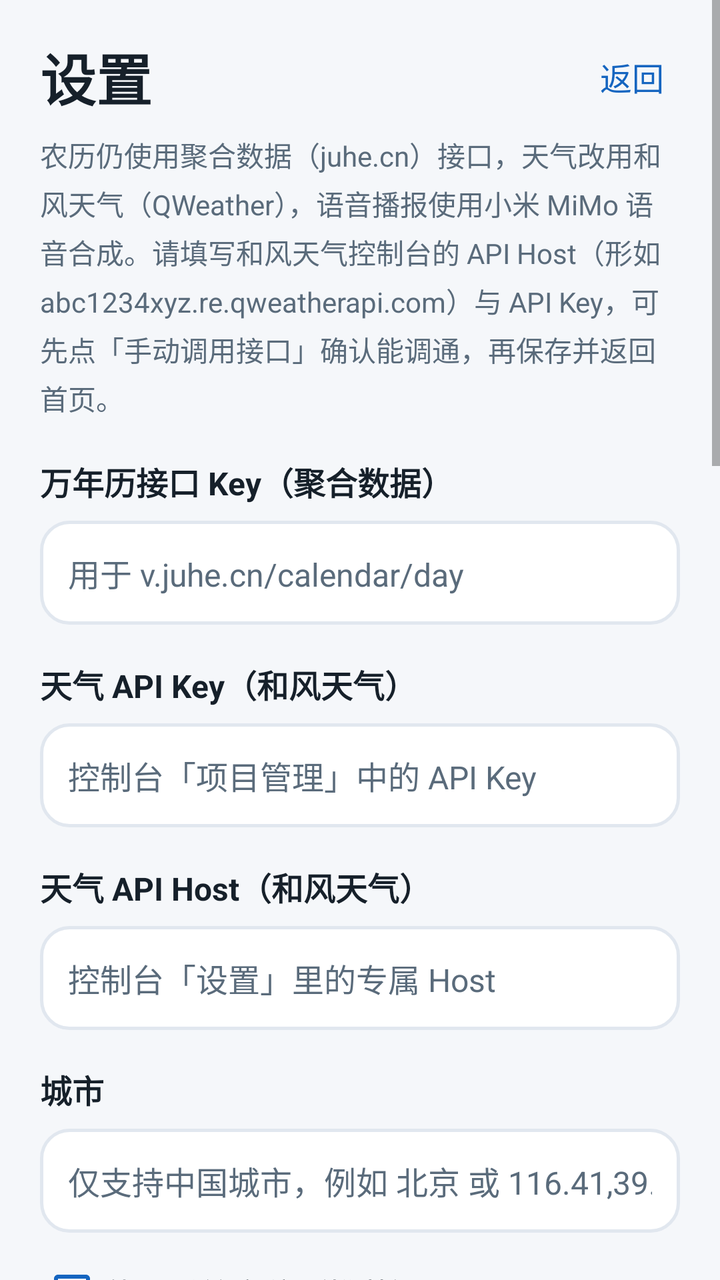
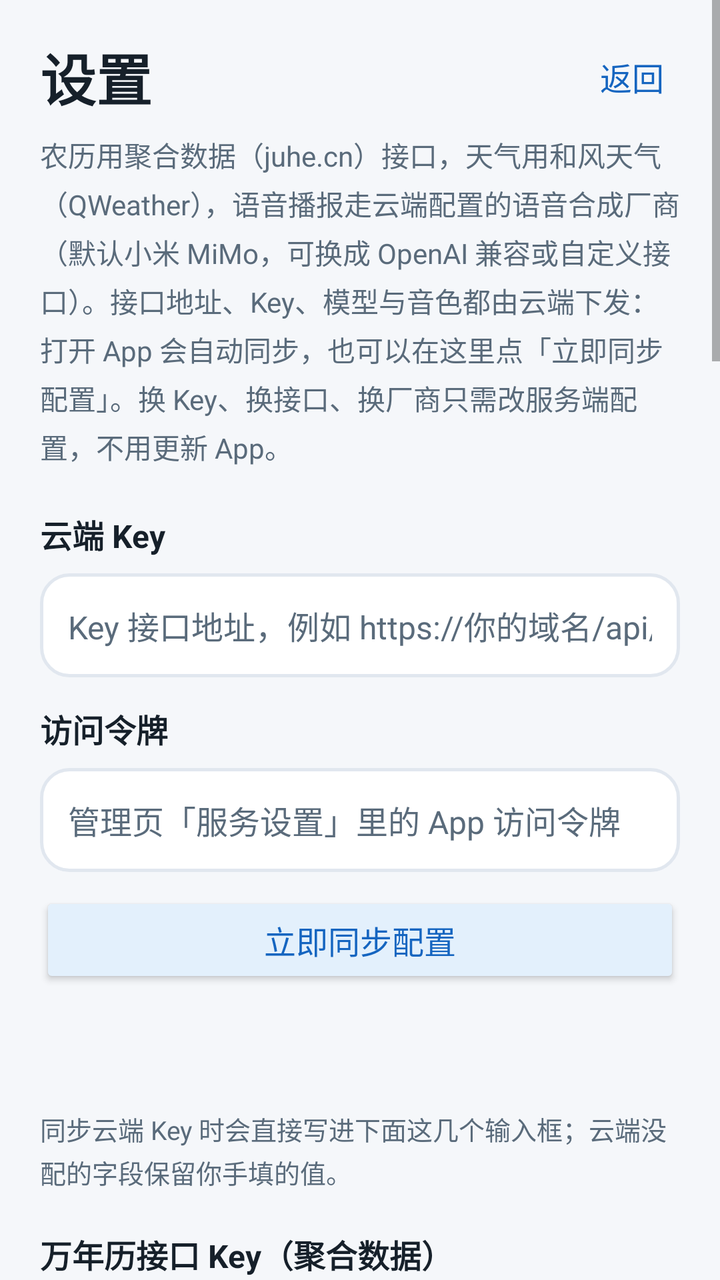

Two renders of the same Android screen: before a commit and after it. Below are the layout's source before the change and the commit's diff.
<!-- AndroidManifest.xml: application theme AppTheme -->
<!-- res/layout/activity_settings.xml -->
<?xml version="1.0" encoding="utf-8"?>
<ScrollView xmlns:android="http://schemas.android.com/apk/res/android"
    android:id="@+id/settingsScroll"
    android:layout_width="match_parent"
    android:layout_height="match_parent"
    android:background="@color/bg"
    android:fillViewport="true">

    <LinearLayout
        android:layout_width="match_parent"
        android:layout_height="wrap_content"
        android:orientation="vertical"
        android:paddingStart="20dp"
        android:paddingTop="18dp"
        android:paddingEnd="20dp"
        android:paddingBottom="24dp">

        <LinearLayout
            android:layout_width="match_parent"
            android:layout_height="wrap_content"
            android:gravity="center_vertical"
            android:orientation="horizontal">

            <TextView
                android:layout_width="wrap_content"
                android:layout_height="wrap_content"
                android:fontFamily="sans-serif-medium"
                android:text="@string/settings_title"
                android:textColor="@color/text_primary"
                android:textSize="28sp"
                android:textStyle="bold" />

            <Space
                android:layout_width="0dp"
                android:layout_height="1dp"
                android:layout_weight="1" />

            <TextView
                android:id="@+id/btnBack"
                android:layout_width="wrap_content"
                android:layout_height="wrap_content"
                android:clickable="true"
                android:focusable="true"
                android:padding="8dp"
                android:text="@string/settings_back"
                android:textColor="@color/accent"
                android:textSize="16sp" />
        </LinearLayout>

        <TextView
            android:layout_width="match_parent"
            android:layout_height="wrap_content"
            android:layout_marginTop="8dp"
            android:lineSpacingExtra="4dp"
            android:text="@string/settings_intro"
            android:textColor="@color/text_secondary"
            android:textSize="14sp" />

        <TextView
            android:layout_width="match_parent"
            android:layout_height="wrap_content"
            android:layout_marginTop="20dp"
            android:text="@string/calendar_key_label"
            android:textColor="@color/text_primary"
            android:textSize="16sp"
            android:textStyle="bold" />

        <EditText
            android:id="@+id/etCalendarKey"
            android:layout_width="match_parent"
            android:layout_height="52dp"
            android:layout_marginTop="8dp"
            android:background="@drawable/bg_input"
            android:hint="@string/calendar_key_hint"
            android:importantForAutofill="no"
            android:inputType="text"
            android:maxLines="1"
            android:paddingStart="14dp"
            android:paddingEnd="14dp"
            android:singleLine="true"
            android:textColor="@color/text_primary"
            android:textColorHint="@color/text_secondary"
            android:textSize="16sp" />

        <TextView
            android:layout_width="match_parent"
            android:layout_height="wrap_content"
            android:layout_marginTop="18dp"
            android:text="@string/weather_key_label"
            android:textColor="@color/text_primary"
            android:textSize="16sp"
            android:textStyle="bold" />

        <EditText
            android:id="@+id/etWeatherKey"
            android:layout_width="match_parent"
            android:layout_height="52dp"
            android:layout_marginTop="8dp"
            android:background="@drawable/bg_input"
            android:hint="@string/weather_key_hint"
            android:importantForAutofill="no"
            android:inputType="text"
            android:maxLines="1"
            android:paddingStart="14dp"
            android:paddingEnd="14dp"
            android:singleLine="true"
            android:textColor="@color/text_primary"
            android:textColorHint="@color/text_secondary"
            android:textSize="16sp" />

        <TextView
            android:layout_width="match_parent"
            android:layout_height="wrap_content"
            android:layout_marginTop="18dp"
            android:text="@string/weather_host_label"
            android:textColor="@color/text_primary"
            android:textSize="16sp"
            android:textStyle="bold" />

        <EditText
            android:id="@+id/etWeatherHost"
            android:layout_width="match_parent"
            android:layout_height="52dp"
            android:layout_marginTop="8dp"
            android:background="@drawable/bg_input"
            android:hint="@string/weather_host_hint"
            android:importantForAutofill="no"
            android:inputType="textUri"
            android:maxLines="1"
            android:paddingStart="14dp"
            android:paddingEnd="14dp"
            android:singleLine="true"
            android:textColor="@color/text_primary"
            android:textColorHint="@color/text_secondary"
            android:textSize="16sp" />

        <TextView
            android:layout_width="match_parent"
            android:layout_height="wrap_content"
            android:layout_marginTop="18dp"
            android:text="@string/city_label"
            android:textColor="@color/text_primary"
            android:textSize="16sp"
            android:textStyle="bold" />

        <EditText
            android:id="@+id/etCity"
            android:layout_width="match_parent"
            android:layout_height="52dp"
            android:layout_marginTop="8dp"
            android:background="@drawable/bg_input"
            android:hint="@string/city_hint"
            android:importantForAutofill="no"
            android:inputType="text"
            android:maxLines="1"
            android:paddingStart="14dp"
            android:paddingEnd="14dp"
            android:singleLine="true"
            android:textColor="@color/text_primary"
            android:textColorHint="@color/text_secondary"
            android:textSize="16sp" />

        <CheckBox
            android:id="@+id/cbUseLocation"
            android:layout_width="match_parent"
            android:layout_height="wrap_content"
            android:layout_marginTop="14dp"
            android:buttonTint="@color/accent"
            android:text="@string/settings_use_location"
            android:textColor="@color/text_primary"
            android:textSize="16sp" />

        <TextView
            android:id="@+id/tvLocationInfo"
            android:layout_width="match_parent"
            android:layout_height="wrap_content"
            android:layout_marginTop="6dp"
            android:lineSpacingExtra="3dp"
            android:text="@string/settings_location_info_city"
            android:textColor="@color/text_secondary"
            android:textSize="13sp" />

        <Button
            android:id="@+id/btnLocate"
            android:layout_width="match_parent"
            android:layout_height="48dp"
            android:layout_marginTop="10dp"
            android:backgroundTint="@color/accent_light"
            android:text="@string/settings_relocate"
            android:textColor="@color/accent"
            android:textSize="16sp" />

        <TextView
            android:layout_width="match_parent"
            android:layout_height="wrap_content"
            android:layout_marginTop="22dp"
            android:text="@string/tts_key_label"
            android:textColor="@color/text_primary"
            android:textSize="16sp"
            android:textStyle="bold" />

        <EditText
            android:id="@+id/etMimoKey"
            android:layout_width="match_parent"
            android:layout_height="52dp"
            android:layout_marginTop="8dp"
            android:background="@drawable/bg_input"
            android:hint="@string/tts_key_hint"
            android:importantForAutofill="no"
            android:inputType="text"
            android:maxLines="1"
            android:paddingStart="14dp"
            android:paddingEnd="14dp"
            android:singleLine="true"
            android:textColor="@color/text_primary"
            android:textColorHint="@color/text_secondary"
            android:textSize="16sp" />

        <TextView
            android:layout_width="match_parent"
            android:layout_height="wrap_content"
            android:layout_marginTop="18dp"
            android:text="@string/tts_voice_label"
            android:textColor="@color/text_primary"
            android:textSize="16sp"
            android:textStyle="bold" />

        <LinearLayout
            android:layout_width="match_parent"
            android:layout_height="52dp"
            android:layout_marginTop="8dp"
            android:background="@drawable/bg_input"
            android:gravity="center_vertical"
            android:orientation="horizontal"
            android:paddingStart="14dp"
            android:paddingEnd="12dp">

            <Spinner
                android:id="@+id/spMimoVoice"
                android:layout_width="0dp"
                android:layout_height="match_parent"
                android:layout_weight="1"
                android:background="@null" />

            <ImageView
                android:layout_width="16dp"
                android:layout_height="16dp"
                android:alpha="0.6"
                android:contentDescription="@string/tts_voice_label"
                android:rotation="90"
                android:src="@drawable/ic_chevron_right"
                android:tint="@color/text_secondary" />
        </LinearLayout>

        <TextView
            android:id="@+id/tvTtsInfo"
            android:layout_width="match_parent"
            android:layout_height="wrap_content"
            android:layout_marginTop="8dp"
            android:lineSpacingExtra="3dp"
            android:text="@string/tts_info"
            android:textColor="@color/text_secondary"
            android:textSize="13sp" />

        <Button
            android:id="@+id/btnVoiceTest"
            android:layout_width="match_parent"
            android:layout_height="48dp"
            android:layout_marginTop="10dp"
            android:backgroundTint="@color/accent_light"
            android:text="@string/tts_test"
            android:textColor="@color/accent"
            android:textSize="16sp" />

        <Button
            android:id="@+id/btnSave"
            android:layout_width="match_parent"
            android:layout_height="52dp"
            android:layout_marginTop="24dp"
            android:backgroundTint="@color/accent"
            android:text="@string/settings_save"
            android:textColor="@color/card"
            android:textSize="17sp" />

        <Button
            android:id="@+id/btnTest"
            android:layout_width="match_parent"
            android:layout_height="52dp"
            android:layout_marginTop="12dp"
            android:backgroundTint="@color/accent_light"
            android:text="@string/settings_test"
            android:textColor="@color/accent"
            android:textSize="17sp" />

        <TextView
            android:layout_width="match_parent"
            android:layout_height="wrap_content"
            android:layout_marginTop="20dp"
            android:text="@string/settings_test_result_label"
            android:textColor="@color/text_primary"
            android:textSize="16sp"
            android:textStyle="bold" />

        <com.local.tianqi.InnerScrollView
            android:id="@+id/testResultScroll"
            android:layout_width="match_parent"
            android:layout_height="280dp"
            android:layout_marginTop="8dp"
            android:background="@drawable/bg_input"
            android:fadeScrollbars="false"
            android:fillViewport="true"
            android:padding="12dp"
            android:scrollbars="vertical">

            <TextView
                android:id="@+id/tvTestResult"
                android:layout_width="match_parent"
                android:layout_height="wrap_content"
                android:fontFamily="monospace"
                android:lineSpacingExtra="2dp"
                android:text="@string/settings_test_result_hint"
                android:textColor="@color/text_primary"
                android:textIsSelectable="true"
                android:textSize="12sp" />
        </com.local.tianqi.InnerScrollView>

        <Button
            android:id="@+id/btnClearCache"
            android:layout_width="match_parent"
            android:layout_height="52dp"
            android:layout_marginTop="12dp"
            android:backgroundTint="@color/divider"
            android:text="@string/settings_clear_cache"
            android:textColor="@color/text_primary"
            android:textSize="17sp" />

        <TextView
            android:id="@+id/tvCacheInfo"
            android:layout_width="match_parent"
            android:layout_height="wrap_content"
            android:layout_marginTop="20dp"
            android:lineSpacingExtra="4dp"
            android:textColor="@color/text_secondary"
            android:textSize="14sp" />

        <TextView
            android:layout_width="match_parent"
            android:layout_height="wrap_content"
            android:layout_marginTop="16dp"
            android:lineSpacingExtra="4dp"
            android:text="@string/settings_tip"
            android:textColor="@color/text_secondary"
            android:textSize="13sp" />
    </LinearLayout>
</ScrollView>
<!-- resources referenced by this layout -->
<resources>
  <color name="accent">#1565C0</color>
  <color name="accent_light">#E3F0FC</color>
  <color name="bg">#F5F7FA</color>
  <color name="card">#FFFFFF</color>
  <color name="divider">#E1E7EF</color>
  <color name="text_primary">#16202A</color>
  <color name="text_secondary">#5A6B7B</color>
  <!-- drawable bg_input (drawable) -->
  <?xml version="1.0" encoding="utf-8"?>
  <shape xmlns:android="http://schemas.android.com/apk/res/android"
      android:shape="rectangle">
      <solid android:color="@color/card" />
      <corners android:radius="14dp" />
      <stroke
          android:width="1.5dp"
          android:color="@color/divider" />
  </shape>
  <!-- drawable ic_chevron_right (drawable) -->
  <?xml version="1.0" encoding="utf-8"?>
  <vector xmlns:android="http://schemas.android.com/apk/res/android"
      android:width="108dp"
      android:height="108dp"
      android:viewportWidth="108"
      android:viewportHeight="108">
  
      <path
          android:fillColor="#00000000"
          android:pathData="M40,26 L66,54 L40,82"
          android:strokeColor="#1565C0"
          android:strokeLineCap="round"
          android:strokeLineJoin="round"
          android:strokeWidth="9" />
  </vector>
  <string name="calendar_key_hint">用于 v.juhe.cn/calendar/day</string>
  <string name="calendar_key_label">万年历接口 Key（聚合数据）</string>
  <string name="city_hint">仅支持中国城市，例如 北京 或 116.41,39.92</string>
  <string name="city_label">城市</string>
  <string name="settings_back">返回</string>
  <string name="settings_clear_cache">清除缓存</string>
  <string name="settings_intro">农历仍使用聚合数据（juhe.cn）接口，天气改用和风天气（QWeather），语音播报使用小米 MiMo 语音合成。请填写和风天气控制台的 API Host（形如 abc1234xyz.re.qweatherapi.com）与 API Key，可先点「手动调用接口」确认能调通，再保存并返回首页。</string>
  <string name="settings_location_info_city">当前按城市名查询，仅支持中国城市。</string>
  <string name="settings_relocate">重新定位</string>
  <string name="settings_save">保存并返回</string>
  <string name="settings_test">手动调用接口</string>
  <string name="settings_test_result_hint">点击「手动调用接口」后，这里会显示万年历、和风天气城市搜索、实时天气、逐小时和每日预报，以及小米 MiMo 语音合成的原始返回内容。</string>
  <string name="settings_test_result_label">接口返回内容</string>
  <string name="settings_tip">无网络时：农历会按前一天缓存推算当天；天气会显示缓存，缓存跨天后自动隐藏逐小时预报。和风天气每日预报最多 10 天。</string>
  <string name="settings_title">设置</string>
  <string name="settings_use_location">使用系统定位（推荐）</string>
  <string name="tts_info">点击首页农历卡片播报农历月日，点击逐小时天气播报今天的天气，点击每日预报播报明天的天气。合成结果会缓存，同一段话再点不会重复请求。</string>
  <string name="tts_key_hint">MiMo 控制台的 API Key，留空则用系统语音</string>
  <string name="tts_key_label">语音播报 Key（小米 MiMo TTS）</string>
  <string name="tts_test">试听播报</string>
  <string name="tts_voice_label">播报音色</string>
  <string name="weather_host_hint">控制台「设置」里的专属 Host</string>
  <string name="weather_host_label">天气 API Host（和风天气）</string>
  <string name="weather_key_hint">控制台「项目管理」中的 API Key</string>
  <string name="weather_key_label">天气 API Key（和风天气）</string>
  <style name="AppTheme" parent="android:Theme.Material.Light.NoActionBar">
          <item name="android:windowBackground">@color/bg</item>
          <item name="android:statusBarColor">@color/bg</item>
          <item name="android:navigationBarColor">@color/bg</item>
          <item name="android:windowLightStatusBar">true</item>
      </style>
</resources>

<!-- the commit's change to res/layout/activity_settings.xml (unified diff, before → after) -->
@@ -59,6 +59,105 @@
         <TextView
             android:layout_width="match_parent"
             android:layout_height="wrap_content"
+            android:layout_marginTop="22dp"
+            android:text="@string/settings_config_title"
+            android:textColor="@color/text_primary"
+            android:textSize="16sp"
+            android:textStyle="bold" />
+
+        <EditText
+            android:id="@+id/etConfigUrl"
+            android:layout_width="match_parent"
+            android:layout_height="52dp"
+            android:layout_marginTop="8dp"
+            android:background="@drawable/bg_input"
+            android:hint="@string/settings_config_url_hint"
+            android:importantForAutofill="no"
+            android:inputType="textUri"
+            android:maxLines="1"
+            android:paddingStart="14dp"
+            android:paddingEnd="14dp"
+            android:singleLine="true"
+            android:textColor="@color/text_primary"
+            android:textColorHint="@color/text_secondary"
+            android:textSize="16sp" />
+
+        <TextView
+            android:layout_width="match_parent"
+            android:layout_height="wrap_content"
+            android:layout_marginTop="14dp"
+            android:text="@string/config_token_label"
+            android:textColor="@color/text_primary"
+            android:textSize="16sp"
+            android:textStyle="bold" />
+
+        <EditText
+            android:id="@+id/etConfigToken"
+            android:layout_width="match_parent"
+            android:layout_height="52dp"
+            android:layout_marginTop="8dp"
+            android:background="@drawable/bg_input"
+            android:hint="@string/config_token_hint"
+            android:importantForAutofill="no"
+            android:inputType="text"
+            android:maxLines="1"
+            android:paddingStart="14dp"
+            android:paddingEnd="14dp"
+            android:singleLine="true"
+            android:textColor="@color/text_primary"
+            android:textColorHint="@color/text_secondary"
+            android:textSize="16sp" />
+
+        <Button
+            android:id="@+id/btnConfigSync"
+            android:layout_width="match_parent"
+            android:layout_height="48dp"
+            android:layout_marginTop="10dp"
+            android:backgroundTint="@color/accent_light"
+            android:text="@string/settings_config_sync"
+            android:textColor="@color/accent"
+            android:textSize="16sp" />
+
+        <TextView
+            android:id="@+id/tvConfigInfo"
+            android:layout_width="match_parent"
+            android:layout_height="wrap_content"
+            android:layout_marginTop="8dp"
+            android:lineSpacingExtra="3dp"
+            android:textColor="@color/text_secondary"
+            android:textSize="13sp" />
+
+        <TextView
+            android:id="@+id/tvConfigNotice"
+            android:layout_width="match_parent"
+            android:layout_height="wrap_content"
+            android:layout_marginTop="6dp"
+            android:lineSpacingExtra="3dp"
+            android:textColor="@color/accent"
+            android:textSize="13sp"
+            android:visibility="gone" />
+
+        <TextView
+            android:id="@+id/tvConfigEffective"
+            android:layout_width="match_parent"
+            android:layout_height="wrap_content"
+            android:layout_marginTop="8dp"
+            android:lineSpacingExtra="3dp"
+            android:textColor="@color/text_primary"
+            android:textSize="12.5sp" />
+
+        <TextView
+            android:layout_width="match_parent"
+            android:layout_height="wrap_content"
+            android:layout_marginTop="10dp"
+            android:lineSpacingExtra="3dp"
+            android:text="@string/settings_config_override_hint"
+            android:textColor="@color/text_secondary"
+            android:textSize="13sp" />
+
+        <TextView
+            android:layout_width="match_parent"
+            android:layout_height="wrap_content"
             android:layout_marginTop="20dp"
             android:text="@string/calendar_key_label"
             android:textColor="@color/text_primary"
@@ -247,6 +346,42 @@
                 android:layout_height="16dp"
                 android:alpha="0.6"
                 android:contentDescription="@string/tts_voice_label"
+                android:rotation="90"
+                android:src="@drawable/ic_chevron_right"
+                android:tint="@color/text_secondary" />
+        </LinearLayout>
+
+        <TextView
+            android:layout_width="match_parent"
+            android:layout_height="wrap_content"
+            android:layout_marginTop="18dp"
+            android:text="@string/tts_speed_label"
+            android:textColor="@color/text_primary"
+            android:textSize="16sp"
+            android:textStyle="bold" />
+
+        <LinearLayout
+            android:layout_width="match_parent"
+            android:layout_height="52dp"
+            android:layout_marginTop="8dp"
+            android:background="@drawable/bg_input"
+            android:gravity="center_vertical"
+            android:orientation="horizontal"
+            android:paddingStart="14dp"
+            android:paddingEnd="12dp">
+
+            <Spinner
+                android:id="@+id/spMimoSpeed"
+                android:layout_width="0dp"
+                android:layout_height="match_parent"
+                android:layout_weight="1"
+                android:background="@null" />
+
+            <ImageView
+                android:layout_width="16dp"
+                android:layout_height="16dp"
+                android:alpha="0.6"
+                android:contentDescription="@string/tts_speed_label"
                 android:rotation="90"
                 android:src="@drawable/ic_chevron_right"
                 android:tint="@color/text_secondary" />
<!-- resource entries referenced after the edit -->
@@ -37,9 +37,15 @@
   <string name="calendar_key_label">万年历接口 Key（聚合数据）</string>
   <string name="city_hint">仅支持中国城市，例如 北京 或 116.41,39.92</string>
   <string name="city_label">城市</string>
+  <string name="config_token_hint">管理页「服务设置」里的 App 访问令牌</string>
+  <string name="config_token_label">访问令牌</string>
   <string name="settings_back">返回</string>
   <string name="settings_clear_cache">清除缓存</string>
-  <string name="settings_intro">农历仍使用聚合数据（juhe.cn）接口，天气改用和风天气（QWeather），语音播报使用小米 MiMo 语音合成。请填写和风天气控制台的 API Host（形如 abc1234xyz.re.qweatherapi.com）与 API Key，可先点「手动调用接口」确认能调通，再保存并返回首页。</string>
+  <string name="settings_config_override_hint">同步云端 Key 时会直接写进下面这几个输入框；云端没配的字段保留你手填的值。</string>
+  <string name="settings_config_sync">立即同步配置</string>
+  <string name="settings_config_title">云端 Key</string>
+  <string name="settings_config_url_hint">Key 接口地址，例如 https://你的域名/api/keys（只填域名也行）</string>
+  <string name="settings_intro">农历用聚合数据（juhe.cn）接口，天气用和风天气（QWeather），语音播报走云端配置的语音合成厂商（默认小米 MiMo，可换成 OpenAI 兼容或自定义接口）。接口地址、Key、模型与音色都由云端下发：打开 App 会自动同步，也可以在这里点「立即同步配置」。换 Key、换接口、换厂商只需改服务端配置，不用更新 App。</string>
   <string name="settings_location_info_city">当前按城市名查询，仅支持中国城市。</string>
   <string name="settings_relocate">重新定位</string>
   <string name="settings_save">保存并返回</string>
@@ -49,9 +55,10 @@
   <string name="settings_tip">无网络时：农历会按前一天缓存推算当天；天气会显示缓存，缓存跨天后自动隐藏逐小时预报。和风天气每日预报最多 10 天。</string>
   <string name="settings_title">设置</string>
   <string name="settings_use_location">使用系统定位（推荐）</string>
-  <string name="tts_info">点击首页农历卡片播报农历月日，点击逐小时天气播报今天的天气，点击每日预报播报明天的天气。合成结果会缓存，同一段话再点不会重复请求。</string>
-  <string name="tts_key_hint">MiMo 控制台的 API Key，留空则用系统语音</string>
-  <string name="tts_key_label">语音播报 Key（小米 MiMo TTS）</string>
+  <string name="tts_info">点击首页农历卡片播报农历月日，点击逐小时天气播报今天的天气，点击每日预报播报明天的天气。语速用自然语言指令控制（慢一点/正常/快一点）。合成结果会缓存，同一段话再点不会重复请求。</string>
+  <string name="tts_key_hint">留空则用云端下发的 Key</string>
+  <string name="tts_key_label">语音合成 Key（小米 MiMo）</string>
+  <string name="tts_speed_label">播报语速</string>
   <string name="tts_test">试听播报</string>
   <string name="tts_voice_label">播报音色</string>
   <string name="weather_host_hint">控制台「设置」里的专属 Host</string>
